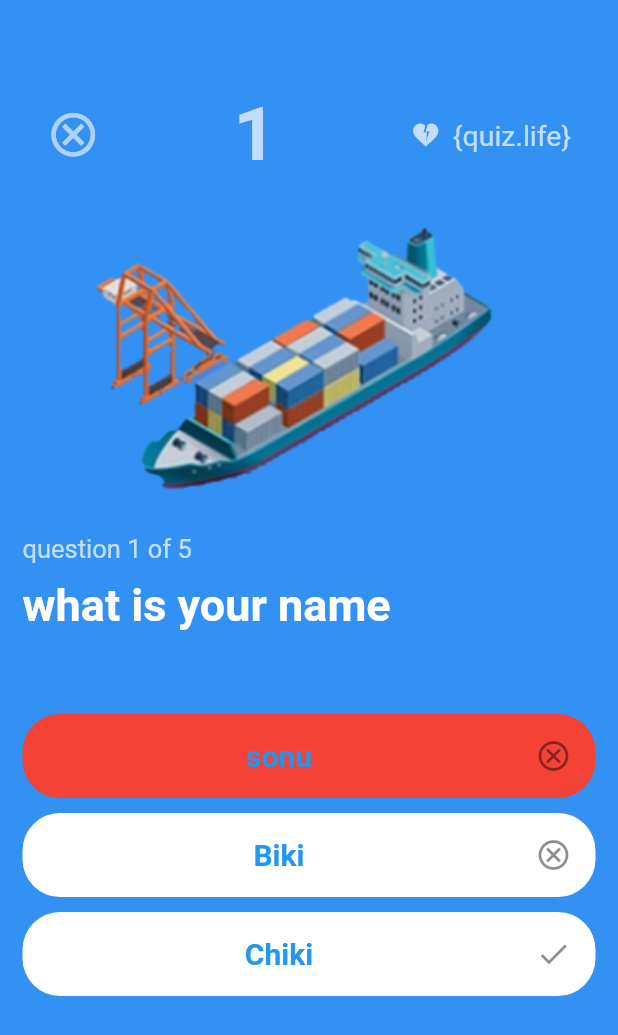
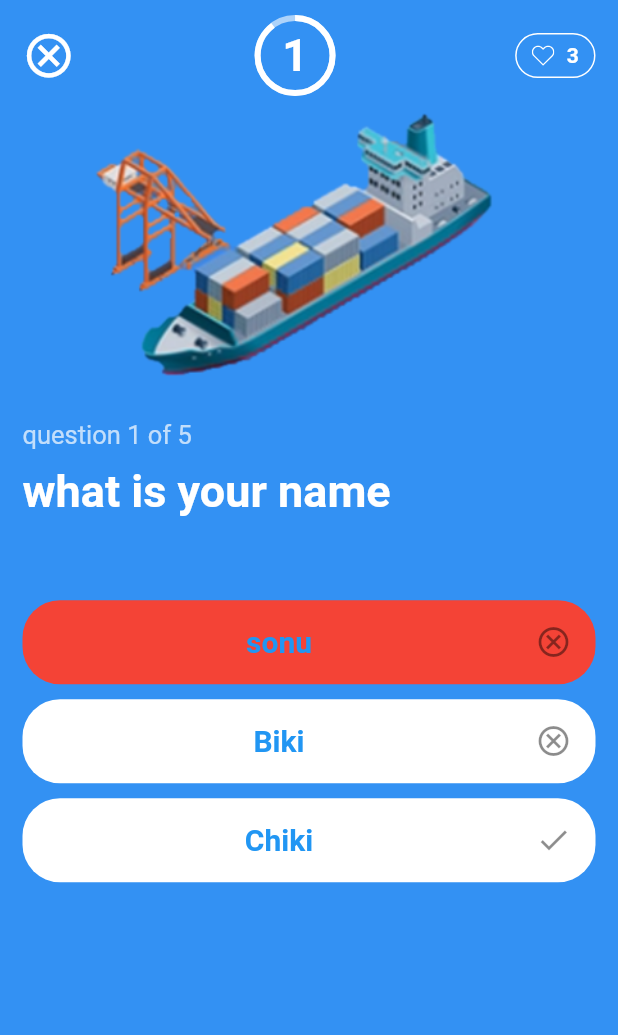
Before and after one commit to nikirana22/secondquiz, a Flutter app: the screen it shows after launch, after a tap on "sonu", on a phone screen of 412 x 824 dp. Shown: the top 1035 px of the screen. Run offline on Flutter 3.47's test engine with Material 2 defaults, Android fonts, the phone set to English and light mode, and no system bars; our stand-ins replace flutter_svg.

Commit message:
refactor(quiz_ui): implemented progress count down percent to show countdown progress bar on UI.

```diff
--- a/lib/provider/timer_provider.dart
+++ b/lib/provider/timer_provider.dart
@@ -34,20 +34,34 @@ extension TimerStateExtension on TIMER_STATE {
 }
 
 class TimerProvider with ChangeNotifier {
-  int time = 0;
   Timer? _timer;
   BuildContext context;
+  TIMER_STATE _timerState = TIMER_STATE.tenSecondTimerState;
+  late int time = _timerState.value;
 
   TimerProvider({required this.context});
 
   void stopCurrentTimer() {
     _timer?.cancel();
     _timer = null;
+    _timerState = TIMER_STATE.tenSecondTimerState;
+    time = _timerState.value;
+  }
+
+  //TODO: need to test
+
+  void switchTimerState(TIMER_STATE timerState) {
+    if(timerState != _timerState) {
+      stopCurrentTimer();
+      _timerState = timerState;
+      time = timerState.value;
+      initTimer();
+    }
   }
 
   void _resetTimer() {
     stopCurrentTimer();
-    initTimerForState(TIMER_STATE.tenSecondTimerState);
+    initTimer();
   }
 
   /// Managing both timer here for both Ten second as well as three second
@@ -55,11 +69,8 @@ class TimerProvider with ChangeNotifier {
   ///
   /// @author: Ehtishaam
 
-  void initTimerForState(TIMER_STATE timerState) {
-    if (_timer != null) {
-      stopCurrentTimer();
-    }
-    time = timerState.value;
+  void initTimer() {
+    stopCurrentTimer();
     _timer = Timer.periodic(const Duration(seconds: 1), (timer) {
       if (time > 0) {
         notifyListeners();
@@ -79,4 +90,8 @@ class TimerProvider with ChangeNotifier {
     }
     provider.next();
   }
+
+  double get currentCountDownPercent {
+    return (1 - (time / _timerState.value));
+  }
 }
--- a/lib/widget/custom_tab_bar.dart
+++ b/lib/widget/custom_tab_bar.dart
@@ -1,26 +1,27 @@
 import 'package:flutter/material.dart';
+import 'package:flutter_svg/flutter_svg.dart';
 import 'package:provider/provider.dart';
-import 'package:quiz/provider/timer_provider.dart';
+
+import '../provider/timer_provider.dart';
 
 class CustomTabBar extends StatelessWidget implements PreferredSizeWidget {
   const CustomTabBar({Key? key}) : super(key: key);
 
   @override
   Widget build(BuildContext context) {
-    Provider.of<TimerProvider>(context, listen: false)
-        .initTimerForState(TIMER_STATE.tenSecondTimerState);
+    Provider.of<TimerProvider>(context, listen: false).initTimer();
     Size size = MediaQuery.of(context).size;
     double height = size.height;
     double width = size.width;
-    return Container(
-      height: height * 0.15,
-      margin: const EdgeInsets.only(top: 30),
+    return SafeArea(
+      child: Padding(
+        padding: const EdgeInsets.symmetric(horizontal: 15),
         child: Row(
-        mainAxisAlignment: MainAxisAlignment.spaceAround,
-        children: [
+          mainAxisAlignment: MainAxisAlignment.spaceBetween,
+          children: <Widget>[
             const Icon(
               Icons.cancel_outlined,
-            color: Colors.white60,
+              color: Colors.white,
               size: 35,
             ),
             Container(
@@ -34,34 +35,67 @@ class CustomTabBar extends StatelessWidget implements PreferredSizeWidget {
               child: Center(
                 child: Consumer<TimerProvider>(
                   builder: (_, timerProvider, child) {
-                  return Text(
+                    return Stack(
+                      alignment: Alignment.center,
+                      children: <Widget>[
+                        SizedBox(
+                          width: 50,
+                          height: 50,
+                          child: CircularProgressIndicator(
+                            backgroundColor: Colors.white60,
+                            value: timerProvider.currentCountDownPercent,
+                            color: Colors.white,
+                          ),
+                        ),
+                        Positioned(
+                          left: 0,
+                          right: 0,
+                          top: 0,
+                          bottom: 0,
+                          child: Center(
+                            child: Text(
                               timerProvider.time.toString(),
+                              textAlign: TextAlign.center,
                               style: const TextStyle(
-                        fontSize: 50,
-                        color: Colors.white70,
-                        fontWeight: FontWeight.bold),
+                                fontSize: 30,
+                                color: Colors.white,
+                                fontWeight: FontWeight.bold,
+                              ),
+                            ),
+                          ),
+                        )
+                      ],
                     );
                   },
                 ),
               ),
             ),
-          Row(
-            children: const [
-              Icon(
-                Icons.heart_broken,
-                color: Colors.white70,
-                size: 20,
+            Container(
+              padding: const EdgeInsets.all(6),
+              width: size.width * 0.13,
+              decoration: BoxDecoration(
+                  border: Border.all(
+                    color: Colors.white,
                   ),
-              SizedBox(
-                width: 8,
+                  borderRadius: BorderRadius.all(Radius.circular(15))),
+              child: Row(
+                mainAxisAlignment: MainAxisAlignment.spaceAround,
+                children: <Widget>[
+                  SvgPicture.asset(
+                    "assets/heart.svg",
+                    width: 15,
+                    color: Colors.white,
                   ),
                   Text(
-                '{quiz.life}',
-                style: TextStyle(fontSize: 19, color: Colors.white70),
+                    "3",
+                    style: TextStyle(
+                        color: Colors.white, fontWeight: FontWeight.bold),
                   )
                 ],
+              ),
             )
           ],
+        ),
       ),
     );
   }
--- a/pubspec.yaml
+++ b/pubspec.yaml
@@ -35,6 +35,7 @@ dependencies:
   # Use with the CupertinoIcons class for iOS style icons.
   cupertino_icons: ^1.0.2
   provider: ^6.0.3
+  flutter_svg: ^1.0.3
 
 
 dev_dependencies:
```
Also changed, not shown: assets/heart.svg (added). Lines whose indentation alone changed are shown as unchanged.
